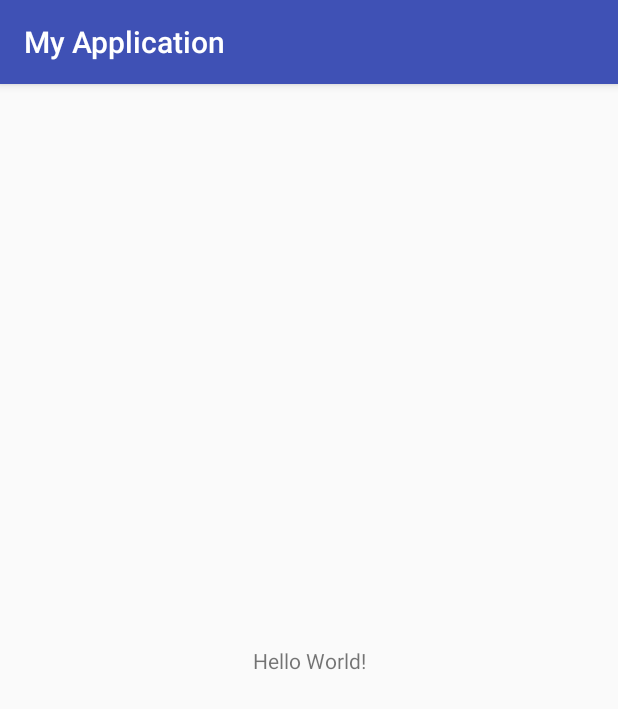
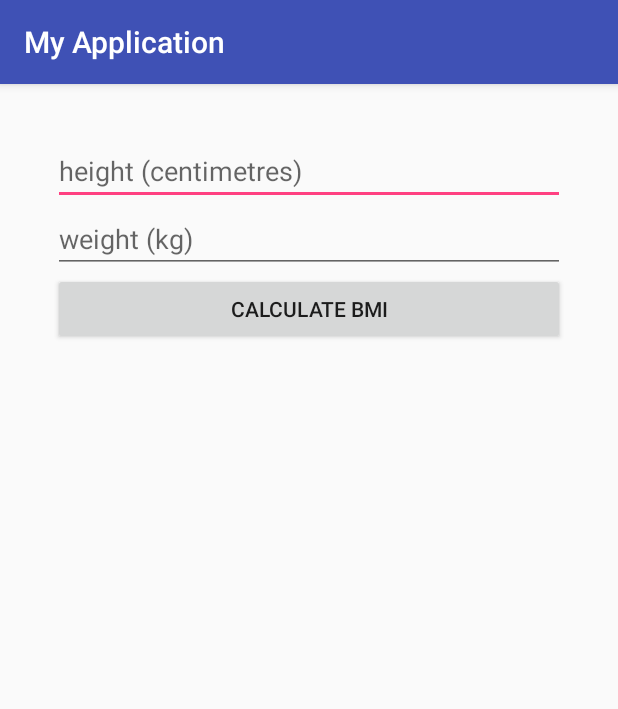
Before and after one commit to roshanakhan/SES1A-FitnessPro-App, an Android app: the screen it shows after launch (MainActivity), on a phone screen of 412 x 824 dp. Shown: the top 709 px of the screen. Run offline under Robolectric (Android 15) with nearby library versions, the phone set to English and light mode, and no system bars.

Commit message:
BMI complete commit

```diff
--- a/app/src/main/res/layout/activity_main.xml
+++ b/app/src/main/res/layout/activity_main.xml
@@ -1,18 +1,43 @@
 <?xml version="1.0" encoding="utf-8"?>
-<android.support.constraint.ConstraintLayout xmlns:android="http://schemas.android.com/apk/res/android"
+<LinearLayout xmlns:android="http://schemas.android.com/apk/res/android"
     xmlns:app="http://schemas.android.com/apk/res-auto"
     xmlns:tools="http://schemas.android.com/tools"
     android:layout_width="match_parent"
+    android:orientation="vertical"
     android:layout_height="match_parent"
+    android:padding="35dp"
     tools:context="com.example.roshanakhan.myapplication.MainActivity">
 
+    <EditText
+        android:id="@+id/height"
+        android:layout_width="match_parent"
+        android:layout_height="wrap_content"
+        android:ems="10"
+        android:hint="height (centimetres)"
+        android:inputType="number|numberDecimal"
+        android:text="" />
+
+    <EditText
+        android:id="@+id/weight"
+        android:layout_width="match_parent"
+        android:layout_height="wrap_content"
+        android:ems="10"
+        android:hint="weight (kg)"
+        android:inputType="number|numberDecimal"
+        android:text="" />
+
+    <Button
+        android:id="@+id/calculateBmi"
+        android:layout_width="match_parent"
+        android:layout_height="wrap_content"
+        android:text="Calculate BMI" />
+
     <TextView
-        android:layout_width="wrap_content"
+        android:id="@+id/result"
+        android:layout_marginTop="20dp"
+        android:gravity="center"
+        android:textSize="24dp"
+        android:layout_width="match_parent"
         android:layout_height="wrap_content"
-        android:text="Hello World!"
-        app:layout_constraintBottom_toBottomOf="parent"
-        app:layout_constraintLeft_toLeftOf="parent"
-        app:layout_constraintRight_toRightOf="parent"
-        app:layout_constraintTop_toTopOf="parent" />
-
-</android.support.constraint.ConstraintLayout>
+        android:text="" />
+</LinearLayout>
```
Also changed, not shown: app/src/main/java/com/example/roshanakhan/myapplication/MainActivity.java (+62 -0 lines).
